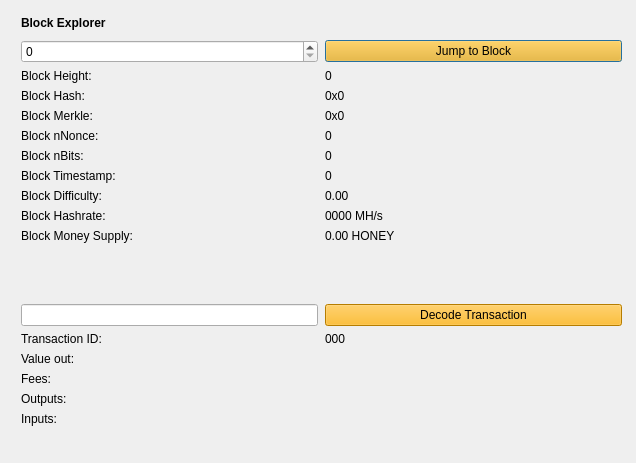
Before: the Qt Designer form src/qt/forms/blockbrowser.ui in cryptocollectibles-dev/pulsar, drawn with Qt 5.
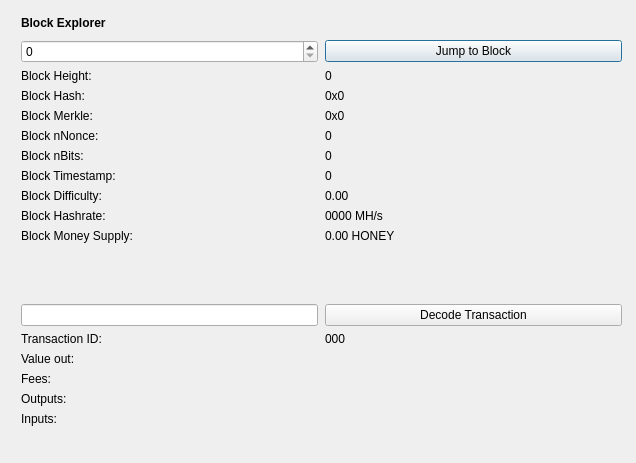
After: the same form once the commit is applied.

```diff
--- a/src/qt/forms/blockbrowser.ui
+++ b/src/qt/forms/blockbrowser.ui
@@ -267,7 +267,7 @@
        <item row="1" column="1">
         <widget class="QPushButton" name="blockButton">
          <property name="styleSheet">
-          <string notr="true">background-color: rgb(255, 175, 0);</string>
+          <string notr="true"/>
          </property>
          <property name="text">
           <string>Jump to Block</string>
@@ -290,7 +290,7 @@
        <item row="13" column="1">
         <widget class="QPushButton" name="txButton">
          <property name="styleSheet">
-          <string notr="true">background-color: rgb(255, 175, 0);</string>
+          <string notr="true"/>
          </property>
          <property name="text">
           <string>Decode Transaction</string>
```
